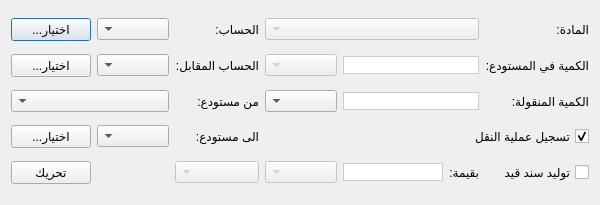
First picture: the form in Ui_MaterialMove.ui, repository rabee361/E-commerce2, before the edit.
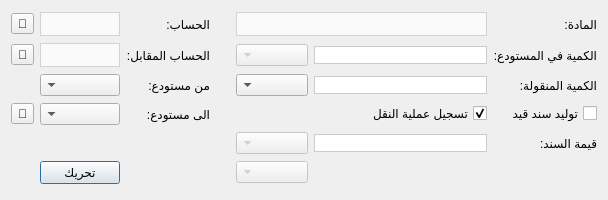
Second picture: the form after the edit.

What changed in the file:
```diff
--- a/Ui_MaterialMove.ui
+++ b/Ui_MaterialMove.ui
@@ -6,8 +6,8 @@
    <rect>
     <x>0</x>
     <y>0</y>
-    <width>600</width>
-    <height>205</height>
+    <width>608</width>
+    <height>200</height>
    </rect>
   </property>
   <property name="minimumSize">
@@ -19,7 +19,7 @@
   <property name="maximumSize">
    <size>
     <width>608</width>
-    <height>205</height>
+    <height>300</height>
    </size>
   </property>
   <property name="windowTitle">
@@ -29,11 +29,8 @@
    <enum>Qt::RightToLeft</enum>
   </property>
   <layout class="QGridLayout" name="gridLayout">
-   <item row="1" column="6">
-    <widget class="QComboBox" name="to_account_warehouse_combobox">
-     <property name="enabled">
-      <bool>true</bool>
-     </property>
+   <item row="3" column="0">
+    <widget class="QCheckBox" name="add_journal_entry_checkbox">
      <property name="minimumSize">
       <size>
        <width>0</width>
@@ -46,90 +43,29 @@
        <height>16777215</height>
       </size>
      </property>
-     <property name="styleSheet">
-      <string notr="true"/>
+     <property name="layoutDirection">
+      <enum>Qt::RightToLeft</enum>
+     </property>
+     <property name="text">
+      <string>توليد سند قيد</string>
+     </property>
+     <property name="checked">
+      <bool>false</bool>
+     </property>
+    </widget>
+   </item>
+   <item row="0" column="6">
+    <widget class="QToolButton" name="select_from_account_warehouse_btn">
+     <property name="text">
+      <string>🔎</string>
      </property>
     </widget>
    </item>
    <item row="1" column="5">
-    <widget class="QLabel" name="label_8">
-     <property name="text">
-      <string>الحساب المقابل:</string>
-     </property>
-    </widget>
-   </item>
-   <item row="3" column="3">
-    <widget class="QComboBox" name="move_unit_combobox">
+    <widget class="QComboBox" name="to_account_warehouse_combobox">
      <property name="enabled">
       <bool>true</bool>
      </property>
-     <property name="maximumSize">
-      <size>
-       <width>16777215</width>
-       <height>16777215</height>
-      </size>
-     </property>
-     <property name="styleSheet">
-      <string notr="true"/>
-     </property>
-    </widget>
-   </item>
-   <item row="0" column="7">
-    <widget class="QPushButton" name="select_from_account_warehouse_btn">
-     <property name="maximumSize">
-      <size>
-       <width>100</width>
-       <height>16777215</height>
-      </size>
-     </property>
-     <property name="text">
-      <string>...اختيار</string>
-     </property>
-    </widget>
-   </item>
-   <item row="0" column="0">
-    <widget class="QLabel" name="label">
-     <property name="maximumSize">
-      <size>
-       <width>50</width>
-       <height>16777215</height>
-      </size>
-     </property>
-     <property name="text">
-      <string>المادة:</string>
-     </property>
-    </widget>
-   </item>
-   <item row="1" column="1" colspan="2">
-    <widget class="QLineEdit" name="warehouse_quantity_input">
-     <property name="enabled">
-      <bool>false</bool>
-     </property>
-     <property name="minimumSize">
-      <size>
-       <width>60</width>
-       <height>0</height>
-      </size>
-     </property>
-     <property name="maximumSize">
-      <size>
-       <width>16777215</width>
-       <height>16777215</height>
-      </size>
-     </property>
-     <property name="styleSheet">
-      <string notr="true">background-color: white;
-color: black;
-border: 1px solid #CCC; /* Soft grey outline */
-</string>
-     </property>
-    </widget>
-   </item>
-   <item row="1" column="3">
-    <widget class="QComboBox" name="warehouse_unit_combobox">
-     <property name="enabled">
-      <bool>false</bool>
-     </property>
      <property name="minimumSize">
       <size>
        <width>0</width>
@@ -143,100 +79,74 @@
       </size>
      </property>
      <property name="styleSheet">
-      <string notr="true"/>
+      <string notr="true">QComboBox {
+        background-color: #fafafa;
+        border: 1px solid lightgrey;		
+		height: 22px;
+		color: black;
+    }
+    QComboBox::drop-down {
+        border: none;
+    }</string>
      </property>
     </widget>
    </item>
    <item row="5" column="5">
-    <widget class="QComboBox" name="journal_entry_origin_combobox">
-     <property name="enabled">
-      <bool>false</bool>
-     </property>
-     <property name="maximumSize">
-      <size>
-       <width>16777215</width>
-       <height>16777215</height>
-      </size>
-     </property>
-     <property name="styleSheet">
-      <string notr="true"/>
-     </property>
-    </widget>
-   </item>
-   <item row="5" column="7">
     <widget class="QPushButton" name="move_btn">
      <property name="text">
       <string>تحريك</string>
      </property>
     </widget>
    </item>
-   <item row="3" column="6" colspan="2">
-    <widget class="QComboBox" name="from_warehouse_combobox">
-     <property name="enabled">
-      <bool>true</bool>
-     </property>
-     <property name="minimumSize">
-      <size>
-       <width>60</width>
-       <height>0</height>
-      </size>
-     </property>
+   <item row="2" column="0">
+    <widget class="QLabel" name="label_4">
      <property name="maximumSize">
       <size>
-       <width>16777215</width>
-       <height>16777215</height>
-      </size>
-     </property>
-     <property name="styleSheet">
-      <string notr="true"/>
-     </property>
-    </widget>
-   </item>
-   <item row="0" column="1" colspan="3">
-    <widget class="QComboBox" name="materials_combobox">
-     <property name="enabled">
-      <bool>false</bool>
-     </property>
-     <property name="minimumSize">
-      <size>
-       <width>0</width>
-       <height>0</height>
-      </size>
-     </property>
-     <property name="maximumSize">
-      <size>
-       <width>16777215</width>
-       <height>16777215</height>
-      </size>
-     </property>
-     <property name="styleSheet">
-      <string notr="true"/>
-     </property>
-    </widget>
-   </item>
-   <item row="5" column="0">
-    <widget class="QCheckBox" name="add_journal_entry_checkbox">
-     <property name="minimumSize">
-      <size>
-       <width>80</width>
-       <height>0</height>
-      </size>
-     </property>
-     <property name="maximumSize">
-      <size>
-       <width>16777215</width>
+       <width>120</width>
        <height>16777215</height>
       </size>
      </property>
      <property name="text">
-      <string>توليد سند قيد</string>
+      <string>الكمية المنقولة:</string>
      </property>
-     <property name="checked">
+    </widget>
+   </item>
+   <item row="2" column="2">
+    <widget class="QComboBox" name="move_unit_combobox">
+     <property name="enabled">
+      <bool>true</bool>
+     </property>
+     <property name="maximumSize">
+      <size>
+       <width>16777215</width>
+       <height>16777215</height>
+      </size>
+     </property>
+     <property name="styleSheet">
+      <string notr="true"/>
+     </property>
+    </widget>
+   </item>
+   <item row="4" column="1">
+    <widget class="QLineEdit" name="journal_entry_item_value">
+     <property name="enabled">
       <bool>false</bool>
      </property>
+     <property name="maximumSize">
+      <size>
+       <width>16777215</width>
+       <height>16777215</height>
+      </size>
+     </property>
+     <property name="styleSheet">
+      <string notr="true">background-color: white;
+color: black;
+border: 1px solid #CCC; /* Soft grey outline */
+</string>
+     </property>
     </widget>
    </item>
-   <item row="0" column="6">
+   <item row="0" column="5">
     <widget class="QComboBox" name="from_account_warehouse_combobox">
      <property name="enabled">
       <bool>true</bool>
@@ -254,18 +164,26 @@
       </size>
      </property>
      <property name="styleSheet">
-      <string notr="true"/>
+      <string notr="true">QComboBox {
+        background-color: #fafafa;
+        border: 1px solid lightgrey;		
+		height: 22px;
+		color: black;
+    }
+    QComboBox::drop-down {
+        border: none;
+    }</string>
      </property>
     </widget>
    </item>
-   <item row="3" column="1" colspan="2">
-    <widget class="QLineEdit" name="move_quantity_input">
+   <item row="2" column="5">
+    <widget class="QComboBox" name="from_warehouse_combobox">
      <property name="enabled">
       <bool>true</bool>
      </property>
      <property name="minimumSize">
       <size>
-       <width>70</width>
+       <width>60</width>
        <height>0</height>
       </size>
      </property>
@@ -276,14 +194,11 @@
       </size>
      </property>
      <property name="styleSheet">
-      <string notr="true">background-color: white;
-color: black;
-border: 1px solid #CCC; /* Soft grey outline */
-</string>
+      <string notr="true"/>
      </property>
     </widget>
    </item>
-   <item row="4" column="5">
+   <item row="3" column="4">
     <widget class="QLabel" name="label_6">
      <property name="maximumSize">
       <size>
@@ -315,36 +230,10 @@
      </property>
     </widget>
    </item>
-   <item row="0" column="5">
-    <widget class="QLabel" name="label_7">
-     <property name="maximumSize">
-      <size>
-       <width>50</width>
-       <height>16777215</height>
-      </size>
-     </property>
-     <property name="text">
-      <string>الحساب:</string>
-     </property>
-    </widget>
-   </item>
-   <item row="1" column="7">
-    <widget class="QPushButton" name="select_to_account_warehouse_btn">
-     <property name="text">
-      <string>...اختيار</string>
-     </property>
-    </widget>
-   </item>
-   <item row="4" column="6">
-    <widget class="QComboBox" name="to_warehouse_combobox">
+   <item row="5" column="2">
+    <widget class="QComboBox" name="journal_entry_origin_combobox">
      <property name="enabled">
-      <bool>true</bool>
-     </property>
-     <property name="minimumSize">
-      <size>
-       <width>50</width>
-       <height>0</height>
-      </size>
+      <bool>false</bool>
      </property>
      <property name="maximumSize">
       <size>
@@ -357,55 +246,14 @@
      </property>
     </widget>
    </item>
-   <item row="4" column="0" colspan="2">
-    <widget class="QCheckBox" name="add_movement_entry_checkbox">
-     <property name="minimumSize">
-      <size>
-       <width>120</width>
-       <height>0</height>
-      </size>
-     </property>
-     <property name="maximumSize">
-      <size>
-       <width>16777215</width>
-       <height>16777215</height>
-      </size>
-     </property>
+   <item row="1" column="6">
+    <widget class="QToolButton" name="select_to_account_warehouse_btn">
      <property name="text">
-      <string>تسجيل عملية النقل</string>
+      <string>🔎</string>
      </property>
-     <property name="checked">
-      <bool>true</bool>
-     </property>
     </widget>
    </item>
-   <item row="3" column="0">
-    <widget class="QLabel" name="label_4">
-     <property name="maximumSize">
-      <size>
-       <width>120</width>
-       <height>16777215</height>
-      </size>
-     </property>
-     <property name="text">
-      <string>الكمية المنقولة:</string>
-     </property>
-    </widget>
-   </item>
-   <item row="4" column="7">
-    <widget class="QPushButton" name="select_to_warehouse_btn">
-     <property name="maximumSize">
-      <size>
-       <width>100</width>
-       <height>16777215</height>
-      </size>
-     </property>
-     <property name="text">
-      <string>...اختيار</string>
-     </property>
-    </widget>
-   </item>
-   <item row="3" column="5">
+   <item row="2" column="4">
     <widget class="QLabel" name="label_5">
      <property name="maximumSize">
       <size>
@@ -418,7 +266,7 @@
      </property>
     </widget>
    </item>
-   <item row="5" column="1">
+   <item row="4" column="0">
     <widget class="QLabel" name="label_9">
      <property name="maximumSize">
       <size>
@@ -427,14 +275,45 @@
       </size>
      </property>
      <property name="text">
-      <string>بقيمة:</string>
+      <string>قيمة السند:</string>
      </property>
     </widget>
    </item>
-   <item row="5" column="2">
-    <widget class="QLineEdit" name="journal_entry_item_value">
+   <item row="3" column="1" colspan="2">
+    <widget class="QCheckBox" name="add_movement_entry_checkbox">
+     <property name="minimumSize">
+      <size>
+       <width>0</width>
+       <height>0</height>
+      </size>
+     </property>
+     <property name="maximumSize">
+      <size>
+       <width>16777215</width>
+       <height>16777215</height>
+      </size>
+     </property>
+     <property name="layoutDirection">
+      <enum>Qt::RightToLeft</enum>
+     </property>
+     <property name="text">
+      <string>تسجيل عملية النقل</string>
+     </property>
+     <property name="checked">
+      <bool>true</bool>
+     </property>
+    </widget>
+   </item>
+   <item row="3" column="5">
+    <widget class="QComboBox" name="to_warehouse_combobox">
      <property name="enabled">
-      <bool>false</bool>
+      <bool>true</bool>
+     </property>
+     <property name="minimumSize">
+      <size>
+       <width>50</width>
+       <height>0</height>
+      </size>
      </property>
      <property name="maximumSize">
       <size>
@@ -443,20 +322,172 @@
       </size>
      </property>
      <property name="styleSheet">
-      <string notr="true">background-color: white;
-color: black;
-border: 1px solid #CCC; /* Soft grey outline */
-</string>
+      <string notr="true"/>
      </property>
     </widget>
    </item>
-   <item row="5" column="3">
+   <item row="3" column="6">
+    <widget class="QToolButton" name="select_to_warehouse_btn">
+     <property name="text">
+      <string>🔎</string>
+     </property>
+    </widget>
+   </item>
+   <item row="4" column="2">
     <widget class="QComboBox" name="journal_entry_item_currency_combobox">
      <property name="enabled">
       <bool>false</bool>
      </property>
     </widget>
    </item>
+   <item row="1" column="2">
+    <widget class="QComboBox" name="warehouse_unit_combobox">
+     <property name="enabled">
+      <bool>false</bool>
+     </property>
+     <property name="minimumSize">
+      <size>
+       <width>0</width>
+       <height>0</height>
+      </size>
+     </property>
+     <property name="maximumSize">
+      <size>
+       <width>16777215</width>
+       <height>16777215</height>
+      </size>
+     </property>
+     <property name="styleSheet">
+      <string notr="true"/>
+     </property>
+    </widget>
+   </item>
+   <item row="2" column="1">
+    <widget class="QLineEdit" name="move_quantity_input">
+     <property name="enabled">
+      <bool>true</bool>
+     </property>
+     <property name="minimumSize">
+      <size>
+       <width>70</width>
+       <height>0</height>
+      </size>
+     </property>
+     <property name="maximumSize">
+      <size>
+       <width>16777215</width>
+       <height>16777215</height>
+      </size>
+     </property>
+     <property name="styleSheet">
+      <string notr="true">background-color: white;
+color: black;
+border: 1px solid #CCC; /* Soft grey outline */
+</string>
+     </property>
+    </widget>
+   </item>
+   <item row="1" column="4">
+    <widget class="QLabel" name="label_8">
+     <property name="text">
+      <string>الحساب المقابل:</string>
+     </property>
+    </widget>
+   </item>
+   <item row="0" column="4">
+    <widget class="QLabel" name="label_7">
+     <property name="maximumSize">
+      <size>
+       <width>16777215</width>
+       <height>16777215</height>
+      </size>
+     </property>
+     <property name="text">
+      <string>الحساب:</string>
+     </property>
+    </widget>
+   </item>
+   <item row="0" column="0">
+    <widget class="QLabel" name="label">
+     <property name="maximumSize">
+      <size>
+       <width>16777215</width>
+       <height>16777215</height>
+      </size>
+     </property>
+     <property name="text">
+      <string>المادة:</string>
+     </property>
+    </widget>
+   </item>
+   <item row="0" column="3" rowspan="2">
+    <spacer name="verticalSpacer">
+     <property name="orientation">
+      <enum>Qt::Vertical</enum>
+     </property>
+     <property name="sizeHint" stdset="0">
+      <size>
+       <width>20</width>
+       <height>40</height>
+      </size>
+     </property>
+    </spacer>
+   </item>
+   <item row="1" column="1">
+    <widget class="QLineEdit" name="warehouse_quantity_input">
+     <property name="enabled">
+      <bool>false</bool>
+     </property>
+     <property name="minimumSize">
+      <size>
+       <width>60</width>
+       <height>0</height>
+      </size>
+     </property>
+     <property name="maximumSize">
+      <size>
+       <width>16777215</width>
+       <height>16777215</height>
+      </size>
+     </property>
+     <property name="styleSheet">
+      <string notr="true">background-color: white;
+color: black;
+border: 1px solid #CCC; /* Soft grey outline */
+</string>
+     </property>
+    </widget>
+   </item>
+   <item row="0" column="1" colspan="2">
+    <widget class="QComboBox" name="materials_combobox">
+     <property name="enabled">
+      <bool>false</bool>
+     </property>
+     <property name="minimumSize">
+      <size>
+       <width>0</width>
+       <height>0</height>
+      </size>
+     </property>
+     <property name="maximumSize">
+      <size>
+       <width>16777215</width>
+       <height>16777215</height>
+      </size>
+     </property>
+     <property name="styleSheet">
+      <string notr="true">QComboBox {
+        background-color: #fafafa;
+        border: 1px solid lightgrey;		
+		height: 22px;
+		color: black;
+    }
+    QComboBox::drop-down {
+        border: none;
+    }</string>
+     </property>
+    </widget>
+   </item>
   </layout>
  </widget>
  <resources/>
```
